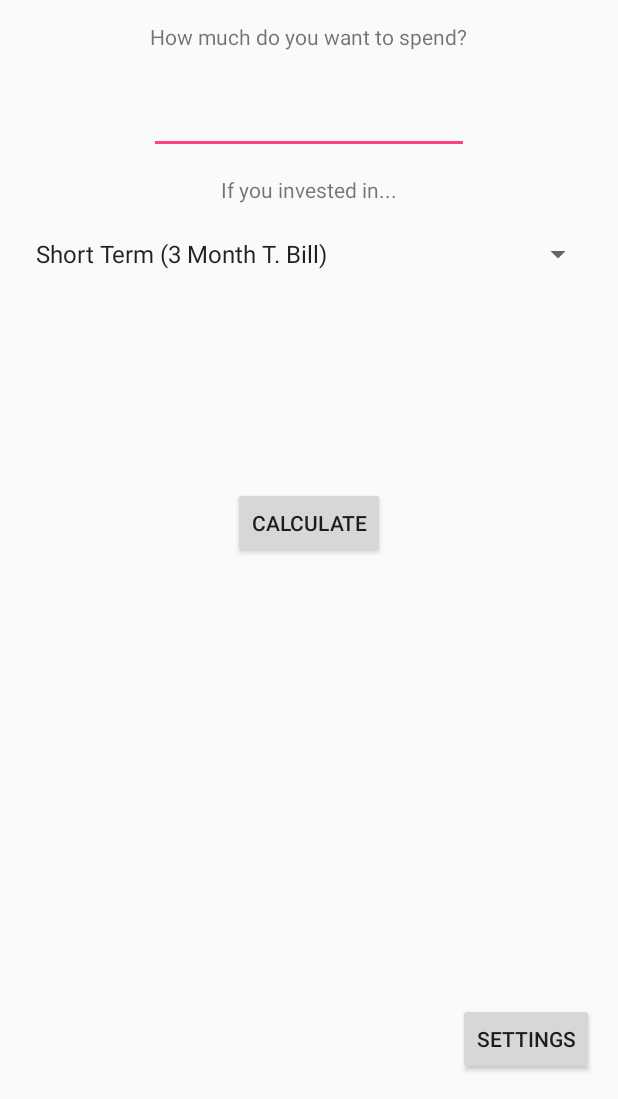
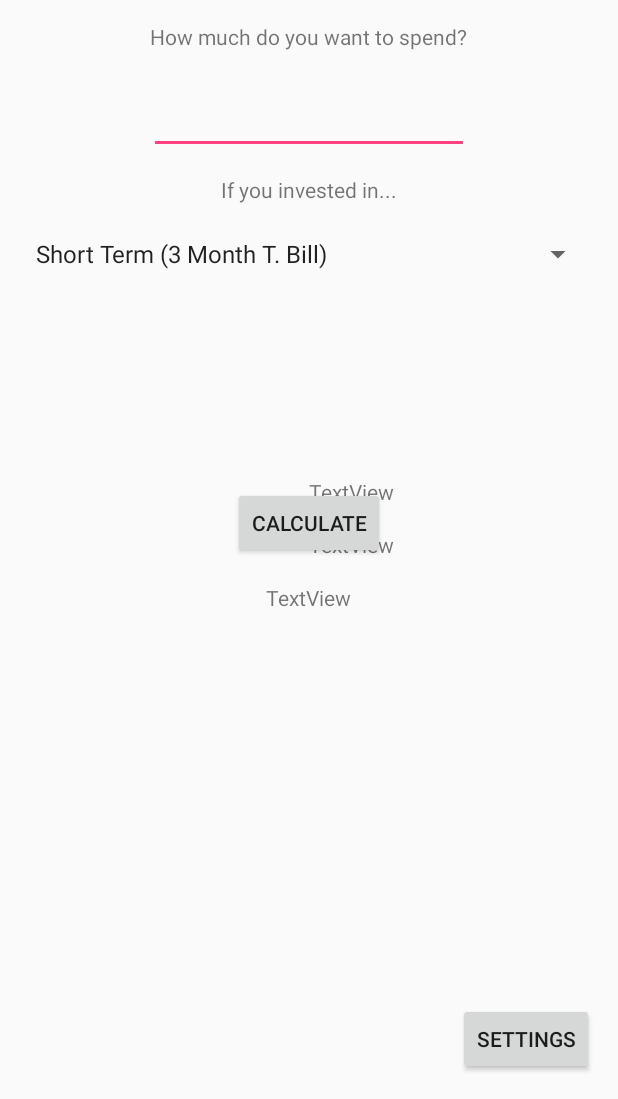
Before and after one commit to davidwangdw/DontSpend-Android, an Android app: the screen it shows after launch (MainActivity), on a phone screen of 412 x 824 dp, the part 137-1236 px from its top. Run offline under Robolectric (Android 15) with nearby library versions, the phone set to English and light mode, and no system bars.

```diff
--- a/app/build.gradle
+++ b/app/build.gradle
@@ -28,4 +28,5 @@ dependencies {
     })
     compile 'com.android.support:appcompat-v7:25.1.0'
     testCompile 'junit:junit:4.12'
+    compile 'com.google.android.gms:play-services-appindexing:8.4.0'
 }
--- a/app/src/main/AndroidManifest.xml
+++ b/app/src/main/AndroidManifest.xml
@@ -15,6 +15,11 @@
                 <category android:name="android.intent.category.LAUNCHER" />
             </intent-filter>
         </activity>
+        <activity android:name=".SettingsScreenActivity"></activity><!-- ATTENTION: This was auto-generated to add Google Play services to your project for
+     App Indexing.  See https://g.co/AppIndexing/AndroidStudio for more information. -->
+        <meta-data
+            android:name="com.google.android.gms.version"
+            android:value="@integer/google_play_services_version" />
     </application>
 
 </manifest>
--- a/app/src/main/java/com/davidwang/dontspend/MainActivity.java
+++ b/app/src/main/java/com/davidwang/dontspend/MainActivity.java
@@ -1,5 +1,6 @@
 package com.davidwang.dontspend;
 
+import android.net.Uri;
 import android.support.v7.app.AppCompatActivity;
 import android.os.Bundle;
 import android.widget.AdapterView;
@@ -10,21 +11,37 @@ import android.widget.Spinner;
 import android.widget.TextView;
 import android.widget.Toast;
 import android.view.View;
+import android.content.Intent;
 import android.widget.AdapterView.OnItemSelectedListener;
 import java.util.ArrayList;
 import java.util.List;
 import android.app.Activity;
 import android.util.Log;
 
+import com.google.android.gms.appindexing.Action;
+import com.google.android.gms.appindexing.AppIndex;
+import com.google.android.gms.appindexing.Thing;
+import com.google.android.gms.common.api.GoogleApiClient;
+
 import org.w3c.dom.Text;
 
 
-public class MainActivity extends AppCompatActivity implements AdapterView.OnItemSelectedListener {
+public class MainActivity extends AppCompatActivity implements OnItemSelectedListener {
 
     //placeholder for testing
     Button mButton;
     EditText mEdit;
-    TextView tText;
+    TextView fiveYearCalculationText;
+    TextView tenYearCalculationText;
+    TextView twentyYearCalculationText;
+    TextView thirtyYearCalculationText;
+
+    Button settingsButton;
+    /**
+     * ATTENTION: This was auto-generated to implement the App Indexing API.
+     * See https://g.co/AppIndexing/AndroidStudio for more information.
+     */
+    //private GoogleApiClient client;
 
     @Override
     protected void onCreate(Bundle savedInstanceState) {
@@ -49,22 +66,32 @@ public class MainActivity extends AppCompatActivity implements AdapterView.OnIte
         // attaching data adapter to spinner
         spinner.setAdapter(adapter);
 
-        mButton = (Button)findViewById(R.id.calculateButton);
-        mEdit   = (EditText)findViewById(R.id.dollarInputField);
-        tText = (TextView) findViewById(R.id.fiveYearCalculationResult);
-        tText.setText("");
+        mButton = (Button) findViewById(R.id.calculateButton);
+        mEdit = (EditText) findViewById(R.id.dollarInputField);
+        fiveYearCalculationText = (TextView) findViewById(R.id.fiveYearCalculationResult);
+        tenYearCalculationText = (TextView) findViewById(R.id.tenYearCalculationResult);
+        twentyYearCalculationText = (TextView) findViewById(R.id.twentyYearCalculationResult);
+        thirtyYearCalculationText = (TextView) findViewById(R.id.thirtyYearCalculationResult);
+        fiveYearCalculationText.setText("");
 
-        //t.setText("Step One: blast egg");
 
         mButton.setOnClickListener(
-                new View.OnClickListener()
-                {
-                    public void onClick(View view)
-                    {
+                new View.OnClickListener() {
+                    public void onClick(View view) {
                         //Log.v("EditText", mEdit.getText().toString());
-                        tText.setText(mEdit.getText());
+                        fiveYearCalculationText.setText(mEdit.getText());
                     }
                 });
+
+
+
+    }
+
+    public void openSettings(View view)
+    {
+        Intent intent = new Intent(this, SettingsScreenActivity.class);
+        startActivity(intent);
+        //System.out.println("Hello");
     }
 
     @Override
@@ -77,9 +104,12 @@ public class MainActivity extends AppCompatActivity implements AdapterView.OnIte
         // Showing selected spinner item
         //Toast.makeText(parent.getContext(), "Selected: " + item, Toast.LENGTH_LONG).show();
     }
+
     public void onNothingSelected(AdapterView<?> arg0) {
         // TODO Auto-generated method stub
     }
 
 
+
+
 }
--- a/app/src/main/res/layout/activity_main.xml
+++ b/app/src/main/res/layout/activity_main.xml
@@ -81,6 +81,36 @@
         android:layout_alignParentRight="true"
         android:layout_alignParentEnd="true"
         android:id="@+id/settingsButton"
+        android:onClick="openSettings"
         style="@android:style/Widget.Material.Light.Button" />
 
+    <TextView
+        android:text="TextView"
+        android:layout_width="wrap_content"
+        android:layout_height="wrap_content"
+        android:layout_below="@+id/fiveYearCalculationResult"
+        android:layout_alignLeft="@+id/fiveYearCalculationResult"
+        android:layout_alignStart="@+id/fiveYearCalculationResult"
+        android:layout_marginTop="16dp"
+        android:id="@+id/tenYearCalculationResult" />
+
+    <TextView
+        android:text="TextView"
+        android:layout_width="wrap_content"
+        android:layout_height="wrap_content"
+        android:layout_below="@+id/tenYearCalculationResult"
+        android:layout_alignLeft="@+id/tenYearCalculationResult"
+        android:layout_alignStart="@+id/tenYearCalculationResult"
+        android:layout_marginTop="16dp"
+        android:id="@+id/twentyYearCalculationResult" />
+
+    <TextView
+        android:text="TextView"
+        android:layout_width="wrap_content"
+        android:layout_height="wrap_content"
+        android:layout_below="@+id/twentyYearCalculationResult"
+        android:layout_centerHorizontal="true"
+        android:layout_marginTop="16dp"
+        android:id="@+id/thirtyYearCalculationResult" />
+
 </RelativeLayout>
```
Also changed, not shown: app/src/main/java/com/davidwang/dontspend/SettingsScreenActivity.java (added, +22 -0 lines), app/src/main/res/layout/activity_settings_screen.xml (added, +20 -0 lines).
